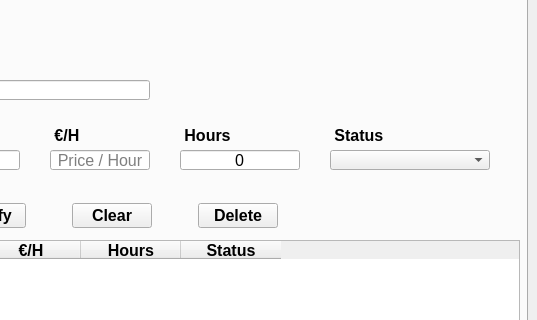
Old version of the form windows/MainWindow.ui in the repository IsolracI/DI-recuperacion; both pictures show x 441 to 978 and y 194 to 514 of the 978 by 919 pixel window.
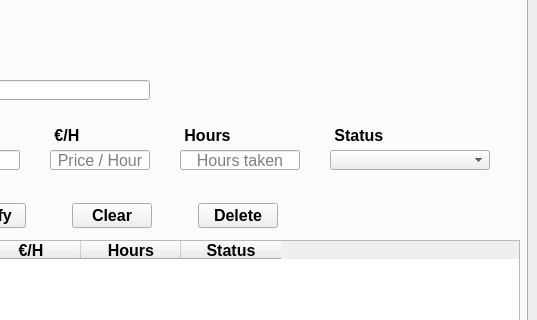
New version of the form. Icons and pictures are not drawn.

```diff
--- a/windows/MainWindow.ui
+++ b/windows/MainWindow.ui
@@ -868,11 +868,14 @@
          </font>
         </property>
         <property name="text">
-         <string>0</string>
+         <string/>
         </property>
         <property name="alignment">
          <set>Qt::AlignCenter</set>
         </property>
+        <property name="placeholderText">
+         <string>Hours taken</string>
+        </property>
        </widget>
        <widget class="QLabel" name="lbl_taskHours">
         <property name="geometry">
```
Left out of the diff: 3 changed lines with no effect on the pictures.
